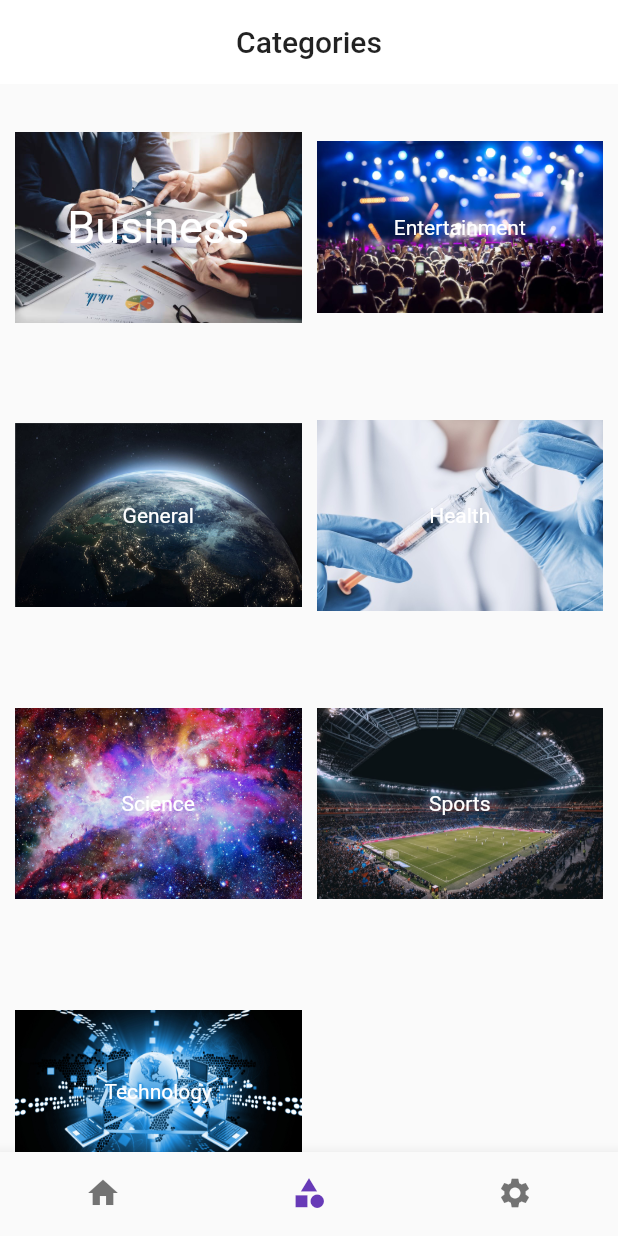
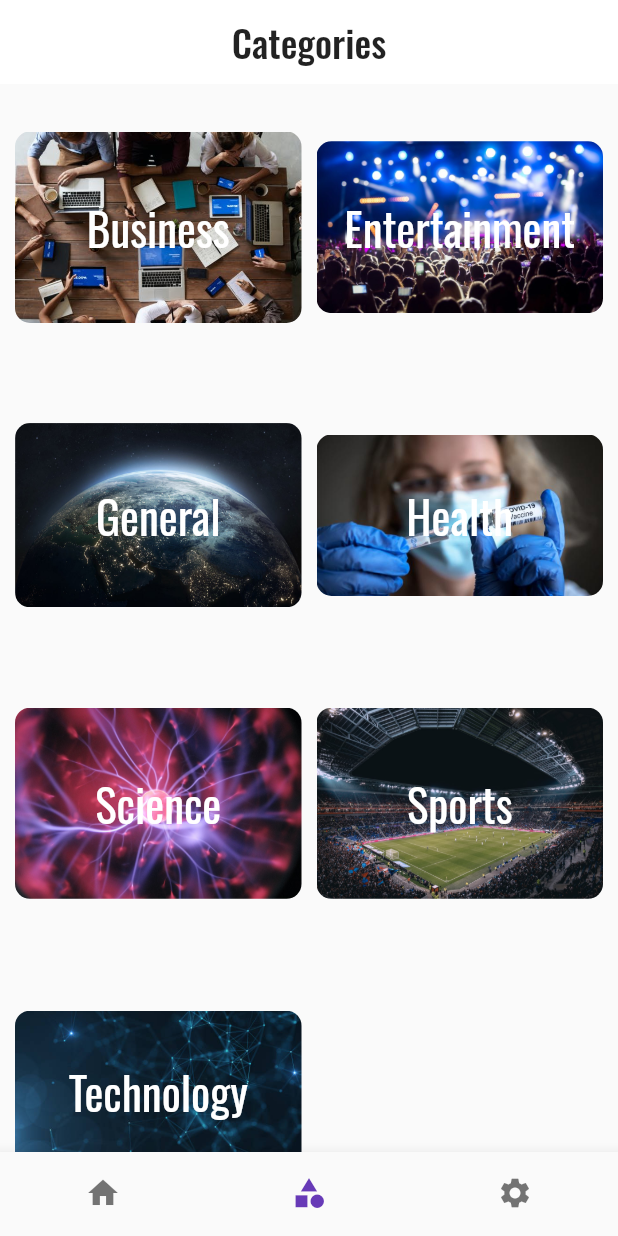
Before and after one commit to zinbrox/news_app_2, a Flutter app: the Home screen opened by its route, item 2 of the bottom bar chosen, on a phone screen of 412 x 824 dp. Run offline on Flutter 3.47's test engine with Material 2 defaults, Android fonts, the phone set to English and light mode, and no system bars; our stand-ins replace firebase_auth, firebase_core, google_fonts, google_sign_in, shared_preferences, webview_flutter; accounts and stored records are empty; network calls fail.

Commit message:
Added Images, toggle Switch for Light/ Dark mode

```diff
--- a/lib/blocs/color_styles.dart
+++ b/lib/blocs/color_styles.dart
@@ -1,6 +1,7 @@
 import 'package:flutter/material.dart';
 import 'dart:ui';
 import 'package:shared_preferences/shared_preferences.dart';
+import 'package:google_fonts/google_fonts.dart';
 
 class DarkThemePreference {
   static const THEME_STATUS = "THEMESTATUS";
@@ -33,6 +34,11 @@ class DarkThemeProvider with ChangeNotifier{
 class Styles {
   static ThemeData themeData(bool isDarkTheme, BuildContext context) {
     return ThemeData(
+      /*
+      textTheme: GoogleFonts.oswaldTextTheme(
+        Theme.of(context).textTheme),
+
+       */
       primarySwatch: Colors.red,
       primaryColor: isDarkTheme ? Colors.black : Colors.white,
 
--- a/lib/blocs/theme.dart
+++ /dev/null
@@ -1,11 +0,0 @@
-import 'package:flutter/material.dart';
-
-class ThemeChanger with ChangeNotifier{
-  ThemeData _themeData;
-  ThemeChanger(this._themeData);
-  getTheme() => _themeData;
-  setTheme(ThemeData theme) {
-    _themeData = theme;
-    notifyListeners();
-  }
-}
--- a/lib/main.dart
+++ b/lib/main.dart
@@ -5,7 +5,6 @@ import 'package:news_app_2/pages/home.dart';
 import 'package:news_app_2/pages/home_news.dart';
 import 'package:news_app_2/pages/article_view.dart';
 import 'package:news_app_2/pages/category_selection.dart';
-import 'package:news_app_2/pages/category_news.dart';
 import 'package:provider/provider.dart';
 import 'package:news_app_2/blocs/theme.dart';
 import 'package:news_app_2/pages/loginPage.dart';
--- a/lib/pages/article_view.dart
+++ b/lib/pages/article_view.dart
@@ -1,6 +1,7 @@
 import 'dart:async';
 
 import 'package:flutter/material.dart';
+import 'package:google_fonts/google_fonts.dart';
 import 'package:webview_flutter/webview_flutter.dart';
 
 class ScreenArguments {
@@ -22,7 +23,8 @@ class _Article_ViewState extends State<Article_View> {
     final ScreenArguments args = ModalRoute.of(context).settings.arguments;
     return Scaffold(
       appBar: AppBar(
-        title: Text("Article View"),
+        title: Text("Article View",
+        style: GoogleFonts.getFont("Oswald",fontSize: 25.0),),
         centerTitle: true,
       ),
       body: Container(
--- a/lib/pages/category_selection.dart
+++ b/lib/pages/category_selection.dart
@@ -1,5 +1,7 @@
 import 'package:flutter/material.dart';
-import 'package:news_app_2/pages/category_news.dart';
+import 'package:google_fonts/google_fonts.dart';
+import 'package:news_app_2/pages/home.dart';
+import 'package:news_app_2/pages/home_news.dart';
 
 class Category_Selection extends StatefulWidget {
   @override
@@ -25,11 +27,8 @@ class _Category_SelectionState extends State<Category_Selection> {
               child: Stack(
                 alignment: Alignment.center,
                 children: <Widget>[
-                  Image(image: AssetImage('assets/Business.jpg'),),
-                  Text("Business",
-                    style: TextStyle(color: Colors.white,
-                      fontSize: 30.0,
-                    ),
+                  ClipRRect(borderRadius: BorderRadius.circular(10.0),child: Image(image: AssetImage('assets/Business1.jpeg'),)),
+                  Text("Business", style: GoogleFonts.getFont("Oswald", fontSize: 30.0, color: Colors.white),
                   ),
                 ],
               ),
@@ -42,8 +41,8 @@ class _Category_SelectionState extends State<Category_Selection> {
               child: Stack(
                 alignment: Alignment.center,
                 children: <Widget>[
-                  Image(image: AssetImage('assets/Entertainment.jpg'),),
-                  Text("Entertainment", style: TextStyle(color: Colors.white,),),
+                  ClipRRect(borderRadius: BorderRadius.circular(10.0),child: Image(image: AssetImage('assets/Entertainment.jpg'),)),
+                  Text("Entertainment", style: GoogleFonts.getFont("Oswald",fontSize: 30.0, color: Colors.white),),
                 ],
               ),
             ),
@@ -55,8 +54,8 @@ class _Category_SelectionState extends State<Category_Selection> {
               child: Stack(
                 alignment: Alignment.center,
                 children: <Widget>[
-                  Image(image: AssetImage('assets/General.jpg'),),
-                  Text("General", style: TextStyle(color: Colors.white,),),
+                  ClipRRect(borderRadius: BorderRadius.circular(10.0), child: Image(image: AssetImage('assets/General.jpg'),),),
+                  Text("General", style: GoogleFonts.getFont("Oswald",fontSize: 30.0, color: Colors.white),),
                 ],
               ),
             ),
@@ -68,8 +67,8 @@ class _Category_SelectionState extends State<Category_Selection> {
               child: Stack(
                 alignment: Alignment.center,
                 children: <Widget>[
-                  Image(image: AssetImage('assets/Health.jpg'),),
-                  Text("Health", style: TextStyle(color: Colors.white,),),
+                  ClipRRect(borderRadius: BorderRadius.circular(10.0),child: Image(image: AssetImage('assets/Health1.jpg'),),),
+                  Text("Health", style: GoogleFonts.getFont("Oswald",fontSize: 30.0, color: Colors.white),),
                 ],
               ),
             ),
@@ -82,8 +81,8 @@ class _Category_SelectionState extends State<Category_Selection> {
                 child: Stack(
                   alignment: Alignment.center,
                   children: <Widget>[
-                    Image(image: AssetImage('assets/Science.jpg'),),
-                    Text("Science", style: TextStyle(color: Colors.white,),),
+                    ClipRRect(borderRadius: BorderRadius.circular(10.0),child: Image(image: AssetImage('assets/Science.jpg'),),),
+                    Text("Science", style: GoogleFonts.getFont("Oswald",fontSize: 30.0, color: Colors.white),),
                   ],
                 ),
               ),
@@ -97,8 +96,8 @@ class _Category_SelectionState extends State<Category_Selection> {
                 child: Stack(
                   alignment: Alignment.center,
                   children: <Widget>[
-                    Image(image: AssetImage('assets/Sports.jpg'),),
-                    Text("Sports", style: TextStyle(color: Colors.white,),),
+                    ClipRRect(borderRadius: BorderRadius.circular(10.0),child: Image(image: AssetImage('assets/Sports.jpg'),),),
+                    Text("Sports", style: GoogleFonts.getFont("Oswald",fontSize: 30.0, color: Colors.white),),
                   ],
                 ),
               ),
@@ -112,8 +111,8 @@ class _Category_SelectionState extends State<Category_Selection> {
                 child: Stack(
                   alignment: Alignment.center,
                   children: <Widget>[
-                    Image(image: AssetImage('assets/Technology.jpg'),),
-                    Text("Technology", style: TextStyle(color: Colors.white,),),
+                    ClipRRect(borderRadius: BorderRadius.circular(10.0),child: Image(image: AssetImage('assets/Technology.jpg'),),),
+                    Text("Technology", style: GoogleFonts.getFont("Oswald",fontSize: 30.0, color: Colors.white),),
                   ],
                 ),
               ),
--- a/lib/pages/home.dart
+++ b/lib/pages/home.dart
@@ -1,13 +1,16 @@
 import 'package:flutter/cupertino.dart';
 import 'package:flutter/material.dart';
-import 'package:news_app_2/pages/news.dart';
-import 'package:news_app_2/pages/article_view.dart';
+import 'package:google_fonts/google_fonts.dart';
 import 'package:news_app_2/pages/category_selection.dart';
 import 'package:news_app_2/pages/home_news.dart';
+import 'package:news_app_2/pages/news.dart';
 import 'package:news_app_2/pages/settings_page.dart';
 
 
-String type = "Headlines"; //For later combining into single function ** NOT DONE YET **
+String type = "Headlines"; //For combining into single function
+String country = "";
+String category;
+
 
 class Home extends StatefulWidget {
   @override
@@ -17,11 +20,16 @@ class Home extends StatefulWidget {
 class _HomeState extends State<Home> {
 
   int _currentIndex = 0;
+  int _toptabIndex=0;
   final tabNames = ["Headlines", "Categories", "Settings"];
   final tabs = [
     Home_News(),
     Category_Selection(),
     Settings_Page(),
+  ];
+  final toptabs = [
+    Home_News(),
+    Country_News(),
   ];
   @override
   Widget build(BuildContext context) {
@@ -29,19 +37,17 @@ class _HomeState extends State<Home> {
       length: 2,
       child: Scaffold(
         appBar: AppBar(
-          title: Text(tabNames[_currentIndex].toString()),
+          title: Text(
+              tabNames[_currentIndex].toString(),
+              style: GoogleFonts.getFont('Oswald',
+              fontSize: 25.0,),
+          ),
           centerTitle: true,
           automaticallyImplyLeading: false,
           bottom: tabBarReturn(),
         ),
         bottomNavigationBar: bottomNavigationBarFunction(),
-        body: _currentIndex==0 ?
-        TabBarView(
-          children: [
-            Home_News(),
-            Home_News(),
-          ],
-        ) : tabs[_currentIndex],
+        body: _currentIndex==0 ? toptabs[_toptabIndex]: tabs[_currentIndex],
 
       ),
     );
@@ -81,12 +87,25 @@ class _HomeState extends State<Home> {
 
   Widget tabBarReturn() {
     if(_currentIndex==0)
-    return TabBar(
+    return PreferredSize(
+      preferredSize: Size(30.0, 30.0),
+      child: TabBar(
   tabs: [
-  Text("Worldwide"),
-  Text("India"),
+  Text("Worldwide", style: GoogleFonts.getFont("Oswald", fontSize: 20.0,),),
+  Text("India", style: GoogleFonts.getFont("Oswald", fontSize: 20.0,),),
   ],
-  );
+        onTap: (index){
+      print("TopTab pressed");
+      setState(() {
+        print(index);
+        if(index == 1)
+          country = "in";
+        _toptabIndex = index;
+      });
+      print(country);
+        },
+  ),
+    );
 }
 
 }
--- a/pubspec.yaml
+++ b/pubspec.yaml
@@ -31,6 +31,8 @@ dependencies:
   firebase_auth: ^0.20.0+1
   google_sign_in: ^4.5.9
   shared_preferences: ^0.5.12+4
+  google_fonts: ^1.1.2
+  intl:
 
 
   # The following adds the Cupertino Icons font to your application.
```
Also changed, not shown: lib/pages/category_news.dart (deleted, +0 -38 lines), lib/pages/home_news.dart (+39 -23 lines), lib/pages/news.dart (+37 -3 lines), lib/pages/settings_page.dart (+28 -6 lines), assets/Business.jpg, assets/Business1.jpeg (added), assets/Health.jpg (deleted), assets/Health1.jpg (added), assets/Science.jpg, assets/Technology.jpg, pubspec.lock.
